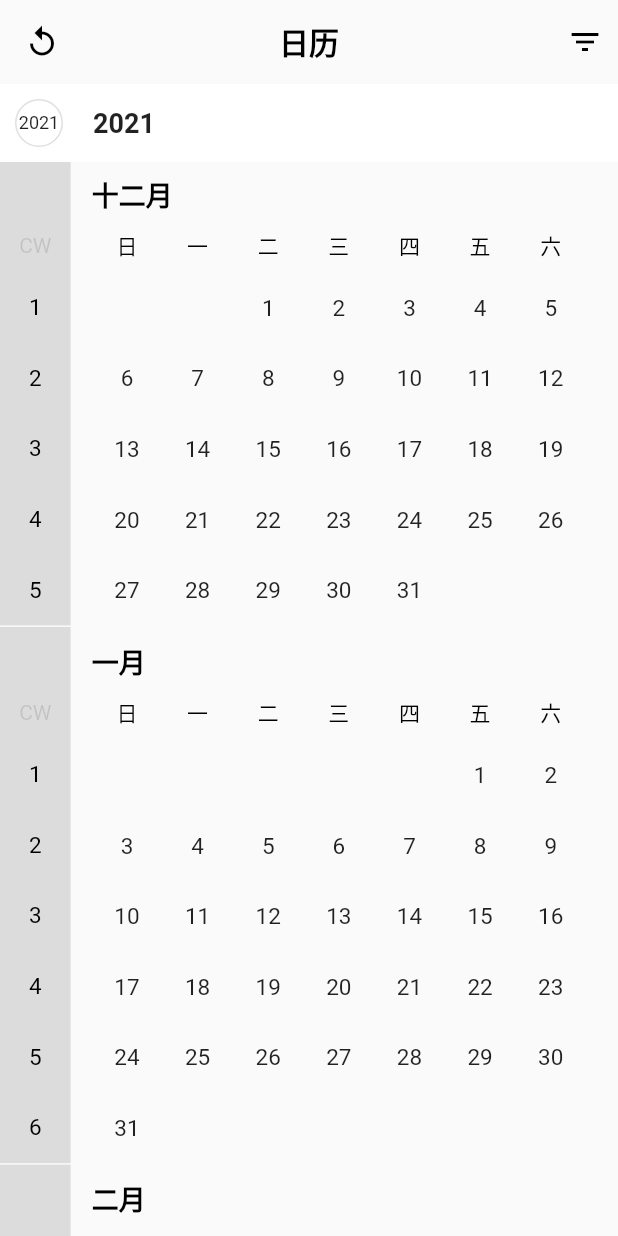
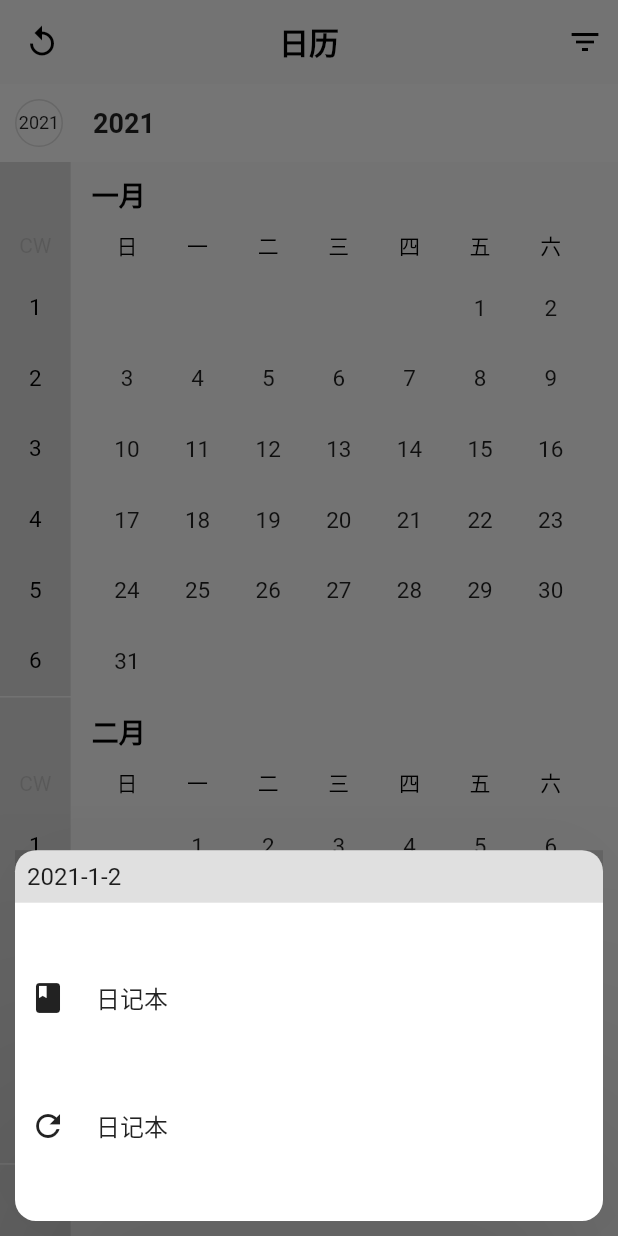
Before and after one commit to Hemomoo/gezhi, a Flutter app: the Calendar screen opened directly, after a tap on an icon or button, on a phone screen of 412 x 824 dp. Run offline on Flutter 3.47's test engine with Material 2 defaults, Android fonts, the phone set to English and light mode, and no system bars; our stand-ins replace dio, event_bus, flutter_keyboard_visibility, flutter_markdown, flutter_screenutil, flutter_slidable and 6 more; missing offline and left inert: draggable_flutter_list, launch_review; accounts and stored records are empty; network calls fail; statements that could not run were skipped.

```diff
--- a/gezhi/lib/pages/calendar/index.dart
+++ b/gezhi/lib/pages/calendar/index.dart
@@ -35,7 +35,7 @@ class _CalendarState extends State<Calendar> {
     // int year = DateTime.now().year; // 今年
     // print(year);
     int month = DateTime.now().month;
-    initialScrollOffset = (month * 220).toDouble();
+    initialScrollOffset = (month * 240).toDouble();
 
     super.initState();
   }
--- a/gezhi/lib/routes/route.dart
+++ b/gezhi/lib/routes/route.dart
@@ -65,6 +65,7 @@ final routes = {
 var onGenerateRoute = (RouteSettings settings) {
   // 获取声明的路由页面函数
   var pageBuilder = routes[settings.name];
+  print('跳转到那个页面${routes[settings.name]}');
   if (pageBuilder != null) {
     if (settings.arguments != null) {
       // 创建路由页面并携带参数
--- a/gezhi/lib/widgets/calendar/calendar_list/calendar_list.dart
+++ b/gezhi/lib/widgets/calendar/calendar_list/calendar_list.dart
@@ -67,10 +67,12 @@ class _CalendarListState extends State<CalendarList> {
     _controller = ScrollController(initialScrollOffset: widget.initialScrollOffset);
 
     _controller.addListener(() {
-      if (_controller.offset < 10) {
-        monthStart = monthStart - 1;
-        setState(() {});
-      }
+      // if (_controller.offset == 100) {
+      //   Future.delayed(Duration(microseconds: 1)).then((value) {
+      //     monthStart = monthStart - 1;
+      //     setState(() {});
+      //   });
+      // }
 
       // print(_controller.offset); //打印滚动位置
     });
@@ -146,7 +148,7 @@ class _CalendarListState extends State<CalendarList> {
       padding: 0,
       dateTimeStart: selectStartTime,
       dateTimeEnd: selectEndTime,
-      todayColor: Colors.deepOrange,
+      todayColor: Color(0XFF00acc1),
       eventBus: eventBus,
       onSelectDayRang: (dateTime) => onSelectDayChanged(dateTime),
     );
--- a/gezhi/lib/widgets/calendar/calendar_list/day_number.dart
+++ b/gezhi/lib/widgets/calendar/calendar_list/day_number.dart
@@ -6,11 +6,15 @@ class DayNumber extends StatefulWidget {
   const DayNumber({
     @required this.size,
     @required this.day,
+    @required this.month,
+    @required this.year,
     @required this.isDefaultSelected,
     this.isToday,
     this.todayColor = Colors.blue,
   });
 
+  final int month;
+  final int year;
   final int day;
   final bool isToday;
   final Color todayColor;
@@ -34,7 +38,7 @@ class _DayNumberState extends State<DayNumber> {
       decoration: (isSelected && widget.day > 0)
           ? BoxDecoration(color: GZColors.primary, borderRadius: BorderRadiusDirectional.circular(30))
           : widget.isToday
-              ? BoxDecoration(color: widget.todayColor)
+              ? BoxDecoration(color: widget.todayColor, borderRadius: BorderRadius.circular(30))
               : null,
       child: Text(
         widget.day < 1 ? '' : widget.day.toString(),
@@ -53,10 +57,91 @@ class _DayNumberState extends State<DayNumber> {
     isSelected = widget.isDefaultSelected;
     return widget.day > 0
         ? InkWell(
-            onTap: () {},
+            onTap: () {
+              _dayBottomSheet();
+            },
             // onTap: () => CalendarNotification(widget.day).dispatch(context),
             child: _dayItem(),
           )
         : _dayItem();
   }
+
+  //点击展示
+  void _dayBottomSheet() {
+    showModalBottomSheet(
+        isScrollControlled: true,
+        elevation: 100,
+        backgroundColor: Colors.transparent,
+        context: context,
+        builder: (BuildContext context) {
+          return Container(
+            height: MediaQuery.of(context).size.height * 0.3,
+            decoration: BoxDecoration(
+              borderRadius: BorderRadius.circular(14.0),
+              color: Colors.white,
+            ),
+            margin: EdgeInsets.all(10.0),
+            child: Column(
+              children: [
+                Container(
+                  color: Colors.black12,
+                  padding: EdgeInsets.all(8.0),
+                  child: Align(
+                    alignment: Alignment.centerLeft,
+                    child: Text(
+                      "${widget.year}-${widget.month}-${widget.day}",
+                      style: TextStyle(fontSize: 16),
+                    ),
+                  ),
+                ),
+                Expanded(
+                  child: Column(
+                    mainAxisAlignment: MainAxisAlignment.spaceEvenly,
+                    children: [
+                      Padding(
+                        padding: const EdgeInsets.all(10),
+                        child: GestureDetector(
+                          onTap: () {},
+                          child: Row(
+                            children: [
+                              Icon(Icons.book),
+                              Padding(
+                                padding: EdgeInsets.only(left: 20),
+                                child: Text(
+                                  '日记本',
+                                  style: TextStyle(fontSize: 16),
+                                ),
+                              )
+                            ],
+                          ),
+                        ),
+                      ),
+                      Padding(
+                        padding: const EdgeInsets.all(10),
+                        child: GestureDetector(
+                          onTap: () {},
+                          child: Row(
+                            children: [
+                              Icon(
+                                Icons.refresh,
+                              ),
+                              Padding(
+                                padding: EdgeInsets.only(left: 20),
+                                child: Text(
+                                  '日记本',
+                                  style: TextStyle(fontSize: 16),
+                                ),
+                              )
+                            ],
+                          ),
+                        ),
+                      )
+                    ],
+                  ),
+                ),
+              ],
+            ),
+          );
+        });
+  }
 }
--- a/gezhi/lib/widgets/calendar/calendar_list/month_view.dart
+++ b/gezhi/lib/widgets/calendar/calendar_list/month_view.dart
@@ -54,6 +54,7 @@ class _MonthViewState extends State<MonthView> {
         );
       }).toList();
     }
+
     return Column(
       children: _weekWidgetList(),
     );
@@ -75,23 +76,15 @@ class _MonthViewState extends State<MonthView> {
       final bool isToday = dateIsToday(moment);
 
       bool isDefaultSelected = false;
-      if (widget.dateTimeStart == null &&
-          widget.dateTimeEnd == null &&
-          selectedDate == null) {
+      if (widget.dateTimeStart == null && widget.dateTimeEnd == null && selectedDate == null) {
         isDefaultSelected = false;
       }
-      if (widget.dateTimeStart == selectedDate &&
-          widget.dateTimeEnd == null &&
-          selectedDate?.day == day &&
-          day > 0) {
+      if (widget.dateTimeStart == selectedDate && widget.dateTimeEnd == null && selectedDate?.day == day && day > 0) {
         isDefaultSelected = true;
       }
       if (widget.dateTimeStart != null && widget.dateTimeEnd != null) {
-        isDefaultSelected = (moment.isAtSameMomentAs(widget.dateTimeStart) ||
-                    moment.isAtSameMomentAs(widget.dateTimeEnd)) ||
-                moment.isAfter(widget.dateTimeStart) &&
-                    moment.isBefore(widget.dateTimeEnd) &&
-                    day > 0
+        isDefaultSelected = (moment.isAtSameMomentAs(widget.dateTimeStart) || moment.isAtSameMomentAs(widget.dateTimeEnd)) ||
+                moment.isAfter(widget.dateTimeStart) && moment.isBefore(widget.dateTimeEnd) && day > 0
             ? true
             : false;
       }
@@ -100,14 +93,15 @@ class _MonthViewState extends State<MonthView> {
         DayNumber(
           size: widget.itemWidth,
           day: day,
+          month: widget.month,
+          year: widget.year,
           isToday: isToday,
           isDefaultSelected: isDefaultSelected,
           todayColor: widget.todayColor,
         ),
       );
 
-      if ((day - 1 + firstWeekdayOfMonth) % DateTime.daysPerWeek == 0 ||
-          day == daysInMonth) {
+      if ((day - 1 + firstWeekdayOfMonth) % DateTime.daysPerWeek == 0 || day == daysInMonth) {
         dayRows.add(
           Row(
             children: List<DayNumber>.from(dayRowChildren),
@@ -115,8 +109,6 @@ class _MonthViewState extends State<MonthView> {
         );
         dayRowChildren.clear();
       }
-
-
     }
 
     return Column(
--- a/gezhi/pubspec.yaml
+++ b/gezhi/pubspec.yaml
@@ -35,7 +35,7 @@ dependencies:
   flutter_swiper: ^1.1.6
   flutter_screenutil: ^2.3.0
   flutter_custom_dialog: ^1.0.20
-  sqflite: ^1.3.0
+  sqflite: ^2.0.0+3
   image_picker: ^0.6.7+22
   url_launcher: ^5.7.10
   path: ^1.7.0
```
Also changed, not shown: gezhi/lib/pages/time_line/revised_diary.dart (+18 -21 lines), gezhi/lib/sqlite/init_databasee.dart (+7 -11 lines), gezhi/lib/sqlite/sql_common.dart (+16 -11 lines), gezhi/lib/sqlite/sql_table.dart (+23 -2 lines), gezhi/pubspec.lock.
